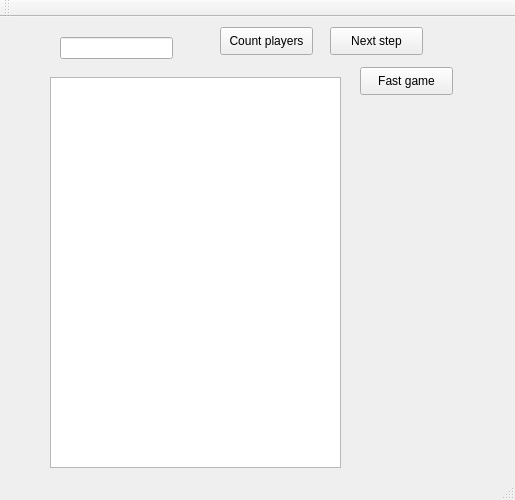
pavllan90/Card-Game, file mainwindow.ui: the form before one commit.
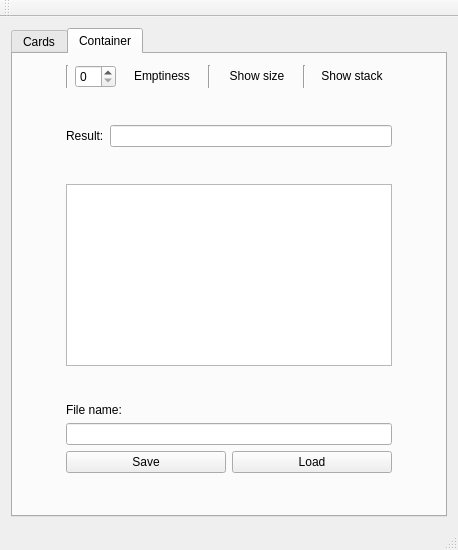
The form after the commit. The open tabs and pages were chosen to show the change.

Patch:
```diff
--- a/mainwindow.ui
+++ b/mainwindow.ui
@@ -6,73 +6,453 @@
    <rect>
     <x>0</x>
     <y>0</y>
-    <width>515</width>
-    <height>500</height>
+    <width>458</width>
+    <height>550</height>
    </rect>
   </property>
   <property name="windowTitle">
    <string>MainWindow</string>
   </property>
   <widget class="QWidget" name="centralWidget">
-   <widget class="QLineEdit" name="lineEdit">
-    <property name="geometry">
-     <rect>
-      <x>60</x>
-      <y>20</y>
-      <width>113</width>
-      <height>22</height>
-     </rect>
-    </property>
-   </widget>
-   <widget class="QTextEdit" name="textEdit">
-    <property name="geometry">
-     <rect>
-      <x>50</x>
-      <y>60</y>
-      <width>291</width>
-      <height>391</height>
-     </rect>
-    </property>
-   </widget>
-   <widget class="QPushButton" name="pushButton">
-    <property name="geometry">
-     <rect>
-      <x>220</x>
-      <y>10</y>
-      <width>93</width>
-      <height>28</height>
-     </rect>
-    </property>
-    <property name="text">
-     <string>Count players</string>
-    </property>
-   </widget>
-   <widget class="QPushButton" name="pushButton_2">
-    <property name="geometry">
-     <rect>
-      <x>330</x>
-      <y>10</y>
-      <width>93</width>
-      <height>28</height>
-     </rect>
-    </property>
-    <property name="text">
-     <string>Next step</string>
-    </property>
-   </widget>
-   <widget class="QPushButton" name="pushButton_3">
-    <property name="geometry">
-     <rect>
-      <x>360</x>
-      <y>50</y>
-      <width>93</width>
-      <height>28</height>
-     </rect>
-    </property>
-    <property name="text">
-     <string>Fast game</string>
-    </property>
-   </widget>
+   <layout class="QVBoxLayout" name="verticalLayout">
+    <item>
+     <widget class="QTabWidget" name="tabWidget">
+      <property name="currentIndex">
+       <number>0</number>
+      </property>
+      <widget class="QWidget" name="tab">
+       <attribute name="title">
+        <string>Cards</string>
+       </attribute>
+       <layout class="QGridLayout" name="gridLayout_2">
+        <item row="0" column="1">
+         <layout class="QHBoxLayout" name="horizontalLayout_2">
+          <item>
+           <widget class="QRadioButton" name="radioButton">
+            <property name="text">
+             <string>Cards</string>
+            </property>
+           </widget>
+          </item>
+          <item>
+           <widget class="Line" name="line">
+            <property name="orientation">
+             <enum>Qt::Vertical</enum>
+            </property>
+           </widget>
+          </item>
+          <item>
+           <widget class="QRadioButton" name="radioButton_2">
+            <property name="text">
+             <string>Uno</string>
+            </property>
+           </widget>
+          </item>
+          <item>
+           <widget class="Line" name="line_2">
+            <property name="orientation">
+             <enum>Qt::Vertical</enum>
+            </property>
+           </widget>
+          </item>
+          <item>
+           <widget class="QRadioButton" name="radioButton_3">
+            <property name="text">
+             <string>Both</string>
+            </property>
+           </widget>
+          </item>
+         </layout>
+        </item>
+        <item row="2" column="1">
+         <layout class="QHBoxLayout" name="horizontalLayout">
+          <item>
+           <widget class="QLabel" name="label">
+            <property name="font">
+             <font>
+              <pointsize>10</pointsize>
+             </font>
+            </property>
+            <property name="text">
+             <string>Number of players:</string>
+            </property>
+           </widget>
+          </item>
+          <item>
+           <widget class="QLineEdit" name="lineEdit"/>
+          </item>
+          <item>
+           <widget class="QPushButton" name="pushButton">
+            <property name="text">
+             <string>Start</string>
+            </property>
+           </widget>
+          </item>
+         </layout>
+        </item>
+        <item row="4" column="1">
+         <layout class="QVBoxLayout" name="verticalLayout_2">
+          <item>
+           <widget class="QLabel" name="label_2">
+            <property name="font">
+             <font>
+              <pointsize>10</pointsize>
+             </font>
+            </property>
+            <property name="text">
+             <string>Top card: </string>
+            </property>
+           </widget>
+          </item>
+          <item>
+           <widget class="QTableWidget" name="tableWidget">
+            <property name="minimumSize">
+             <size>
+              <width>350</width>
+              <height>200</height>
+             </size>
+            </property>
+           </widget>
+          </item>
+          <item>
+           <widget class="QPushButton" name="pushButton_9">
+            <property name="text">
+             <string>Restart</string>
+            </property>
+           </widget>
+          </item>
+          <item>
+           <spacer name="verticalSpacer_8">
+            <property name="orientation">
+             <enum>Qt::Vertical</enum>
+            </property>
+            <property name="sizeHint" stdset="0">
+             <size>
+              <width>20</width>
+              <height>40</height>
+             </size>
+            </property>
+           </spacer>
+          </item>
+          <item>
+           <layout class="QHBoxLayout" name="horizontalLayout_3">
+            <item>
+             <widget class="QPushButton" name="pushButton_2">
+              <property name="text">
+               <string>Next step</string>
+              </property>
+             </widget>
+            </item>
+            <item>
+             <widget class="QPushButton" name="pushButton_3">
+              <property name="text">
+               <string>Fast game</string>
+              </property>
+             </widget>
+            </item>
+           </layout>
+          </item>
+         </layout>
+        </item>
+        <item row="1" column="1">
+         <spacer name="verticalSpacer_6">
+          <property name="orientation">
+           <enum>Qt::Vertical</enum>
+          </property>
+          <property name="sizeHint" stdset="0">
+           <size>
+            <width>20</width>
+            <height>10</height>
+           </size>
+          </property>
+         </spacer>
+        </item>
+        <item row="3" column="1">
+         <spacer name="verticalSpacer_7">
+          <property name="orientation">
+           <enum>Qt::Vertical</enum>
+          </property>
+          <property name="sizeHint" stdset="0">
+           <size>
+            <width>20</width>
+            <height>10</height>
+           </size>
+          </property>
+         </spacer>
+        </item>
+        <item row="5" column="1">
+         <spacer name="verticalSpacer_9">
+          <property name="orientation">
+           <enum>Qt::Vertical</enum>
+          </property>
+          <property name="sizeHint" stdset="0">
+           <size>
+            <width>20</width>
+            <height>40</height>
+           </size>
+          </property>
+         </spacer>
+        </item>
+        <item row="4" column="0">
+         <spacer name="horizontalSpacer_5">
+          <property name="orientation">
+           <enum>Qt::Horizontal</enum>
+          </property>
+          <property name="sizeHint" stdset="0">
+           <size>
+            <width>40</width>
+            <height>20</height>
+           </size>
+          </property>
+         </spacer>
+        </item>
+        <item row="2" column="2">
+         <spacer name="horizontalSpacer_6">
+          <property name="orientation">
+           <enum>Qt::Horizontal</enum>
+          </property>
+          <property name="sizeHint" stdset="0">
+           <size>
+            <width>40</width>
+            <height>20</height>
+           </size>
+          </property>
+         </spacer>
+        </item>
+       </layout>
+      </widget>
+      <widget class="QWidget" name="tab_2">
+       <attribute name="title">
+        <string>Container</string>
+       </attribute>
+       <layout class="QGridLayout" name="gridLayout">
+        <item row="0" column="2">
+         <layout class="QHBoxLayout" name="horizontalLayout_4">
+          <item>
+           <widget class="Line" name="line_5">
+            <property name="orientation">
+             <enum>Qt::Vertical</enum>
+            </property>
+           </widget>
+          </item>
+          <item>
+           <widget class="QSpinBox" name="spinBox">
+            <property name="maximum">
+             <number>10</number>
+            </property>
+           </widget>
+          </item>
+          <item>
+           <widget class="QPushButton" name="pushButton_4">
+            <property name="text">
+             <string>Emptiness</string>
+            </property>
+            <property name="checkable">
+             <bool>false</bool>
+            </property>
+            <property name="flat">
+             <bool>true</bool>
+            </property>
+           </widget>
+          </item>
+          <item>
+           <widget class="Line" name="line_3">
+            <property name="orientation">
+             <enum>Qt::Vertical</enum>
+            </property>
+           </widget>
+          </item>
+          <item>
+           <widget class="QPushButton" name="pushButton_5">
+            <property name="text">
+             <string>Show size</string>
+            </property>
+            <property name="flat">
+             <bool>true</bool>
+            </property>
+           </widget>
+          </item>
+          <item>
+           <widget class="Line" name="line_4">
+            <property name="orientation">
+             <enum>Qt::Vertical</enum>
+            </property>
+           </widget>
+          </item>
+          <item>
+           <widget class="QPushButton" name="pushButton_6">
+            <property name="text">
+             <string>Show stack</string>
+            </property>
+            <property name="flat">
+             <bool>true</bool>
+            </property>
+           </widget>
+          </item>
+         </layout>
+        </item>
+        <item row="1" column="2">
+         <spacer name="verticalSpacer">
+          <property name="orientation">
+           <enum>Qt::Vertical</enum>
+          </property>
+          <property name="sizeHint" stdset="0">
+           <size>
+            <width>20</width>
+            <height>40</height>
+           </size>
+          </property>
+         </spacer>
+        </item>
+        <item row="2" column="2">
+         <layout class="QHBoxLayout" name="horizontalLayout_6">
+          <item>
+           <widget class="QLabel" name="label_4">
+            <property name="text">
+             <string>Result:</string>
+            </property>
+           </widget>
+          </item>
+          <item>
+           <widget class="QLineEdit" name="lineEdit_2"/>
+          </item>
+         </layout>
+        </item>
+        <item row="3" column="2">
+         <spacer name="verticalSpacer_2">
+          <property name="orientation">
+           <enum>Qt::Vertical</enum>
+          </property>
+          <property name="sizeHint" stdset="0">
+           <size>
+            <width>20</width>
+            <height>40</height>
+           </size>
+          </property>
+         </spacer>
+        </item>
+        <item row="4" column="0">
+         <spacer name="horizontalSpacer_3">
+          <property name="orientation">
+           <enum>Qt::Horizontal</enum>
+          </property>
+          <property name="sizeHint" stdset="0">
+           <size>
+            <width>40</width>
+            <height>20</height>
+           </size>
+          </property>
+         </spacer>
+        </item>
+        <item row="4" column="1">
+         <spacer name="horizontalSpacer">
+          <property name="orientation">
+           <enum>Qt::Horizontal</enum>
+          </property>
+          <property name="sizeHint" stdset="0">
+           <size>
+            <width>40</width>
+            <height>20</height>
+           </size>
+          </property>
+         </spacer>
+        </item>
+        <item row="4" column="2">
+         <widget class="QTableWidget" name="tableWidget_2">
+          <property name="enabled">
+           <bool>true</bool>
+          </property>
+         </widget>
+        </item>
+        <item row="4" column="3">
+         <spacer name="horizontalSpacer_4">
+          <property name="orientation">
+           <enum>Qt::Horizontal</enum>
+          </property>
+          <property name="sizeHint" stdset="0">
+           <size>
+            <width>40</width>
+            <height>20</height>
+           </size>
+          </property>
+         </spacer>
+        </item>
+        <item row="4" column="4">
+         <spacer name="horizontalSpacer_2">
+          <property name="orientation">
+           <enum>Qt::Horizontal</enum>
+          </property>
+          <property name="sizeHint" stdset="0">
+           <size>
+            <width>40</width>
+            <height>20</height>
+           </size>
+          </property>
+         </spacer>
+        </item>
+        <item row="5" column="2">
+         <spacer name="verticalSpacer_3">
+          <property name="orientation">
+           <enum>Qt::Vertical</enum>
+          </property>
+          <property name="sizeHint" stdset="0">
+           <size>
+            <width>20</width>
+            <height>40</height>
+           </size>
+          </property>
+         </spacer>
+        </item>
+        <item row="6" column="2">
+         <layout class="QVBoxLayout" name="verticalLayout_4">
+          <item>
+           <widget class="QLabel" name="label_3">
+            <property name="text">
+             <string>File name:</string>
+            </property>
+           </widget>
+          </item>
+          <item>
+           <widget class="QLineEdit" name="lineEdit_3"/>
+          </item>
+          <item>
+           <layout class="QHBoxLayout" name="horizontalLayout_5">
+            <item>
+             <widget class="QPushButton" name="pushButton_7">
+              <property name="text">
+               <string>Save</string>
+              </property>
+             </widget>
+            </item>
+            <item>
+             <widget class="QPushButton" name="pushButton_8">
+              <property name="text">
+               <string>Load</string>
+              </property>
+             </widget>
+            </item>
+           </layout>
+          </item>
+         </layout>
+        </item>
+        <item row="7" column="2">
+         <spacer name="verticalSpacer_5">
+          <property name="orientation">
+           <enum>Qt::Vertical</enum>
+          </property>
+          <property name="sizeHint" stdset="0">
+           <size>
+            <width>20</width>
+            <height>40</height>
+           </size>
+          </property>
+         </spacer>
+        </item>
+       </layout>
+      </widget>
+     </widget>
+    </item>
+   </layout>
   </widget>
   <widget class="QMenuBar" name="menuBar">
    <property name="geometry">
```
Left out of the diff: 2 changed lines with no effect on the pictures.
